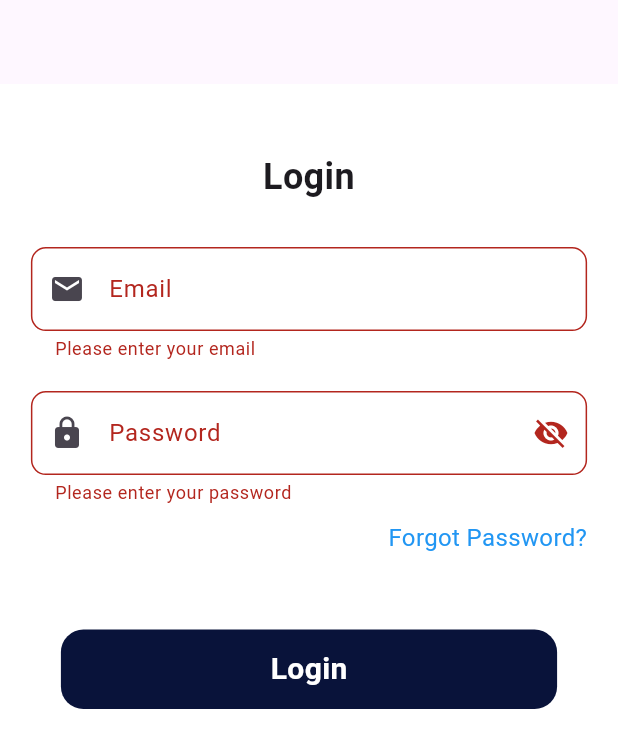
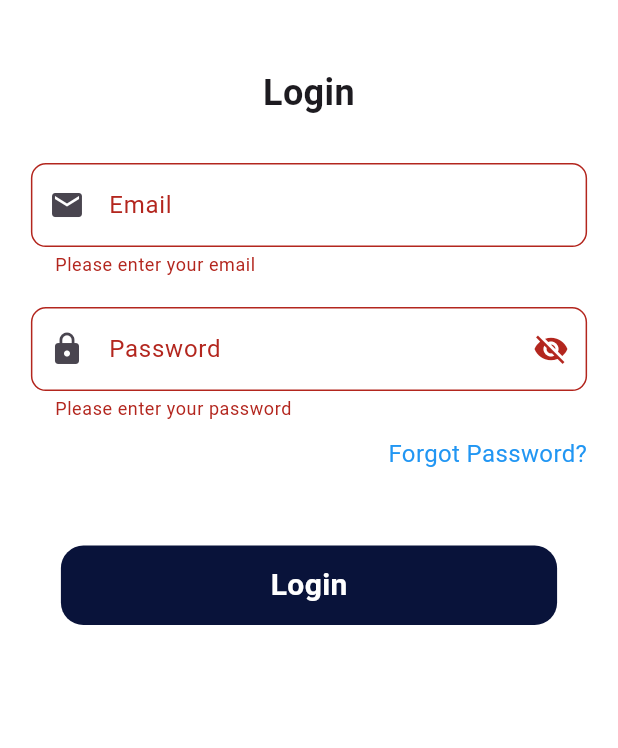
Before and after one commit to Agape-Project/agape, a Flutter app: the screen it shows after launch, after a tap on "Login", on a phone screen of 412 x 824 dp. Shown: the top 748 px of the screen. Run offline on Flutter 3.47's test engine with Material 3 defaults, Android fonts, the phone set to English and light mode, and no system bars; our stand-ins replace connectivity_plus, flutter_riverpod, loading_animation_widget; missing offline and left inert: animated_snack_bar.

```diff
--- a/lib/auth/screens/login_screen.dart
+++ b/lib/auth/screens/login_screen.dart
@@ -1,36 +1,45 @@
 import 'package:agape/auth/controllers/auth_controller.dart';
 import 'package:agape/auth/screens/forgot_password.dart';
 import 'package:agape/widgets/button.dart';
+import 'package:agape/widgets/loading_animation_widget.dart';
 import 'package:agape/widgets/snackbar.dart';
 import 'package:agape/widgets/text_field.dart';
 import 'package:animated_snack_bar/animated_snack_bar.dart';
 import 'package:flutter/material.dart';
 import 'package:flutter_riverpod/flutter_riverpod.dart';
-
+import 'package:connectivity_plus/connectivity_plus.dart';
 class LoginScreen extends ConsumerStatefulWidget {
   const LoginScreen({super.key});
 
   @override
   ConsumerState<LoginScreen> createState() => _LoginScreenState();
 }
-
 class _LoginScreenState extends ConsumerState<LoginScreen> {
   final _formKey = GlobalKey<FormState>();
-
   final _emailController = TextEditingController();
   final _passwordController = TextEditingController();
-
   bool _isPasswordVisible = false;
+  bool _isLoading = false; // Add loading state
 
   void login() async {
     if (_formKey.currentState!.validate()) {
-      // Perform login if form is valid
+      // Show loading animation
+      setState(() {
+        _isLoading = true;
+      });
+
       final email = _emailController.text.trim();
       final password = _passwordController.text.trim();
 
       try {
         final response =
             await ref.read(authControllerProvider).login(email, password);
+
+        // Hide loading animation
+        setState(() {
+          _isLoading = false;
+        });
+
         // Show success snackbar
         showCustomSnackBar(
           context,
@@ -46,7 +55,12 @@ class _LoginScreenState extends ConsumerState<LoginScreen> {
           ),
         );
       } catch (e) {
-        // Show error snackbar for invalid login
+        // Hide loading animation
+        setState(() {
+          _isLoading = false;
+        });
+
+        // Show error snackbar
         showCustomSnackBar(
           context,
           title: 'Error',
@@ -54,40 +68,30 @@ class _LoginScreenState extends ConsumerState<LoginScreen> {
           type: AnimatedSnackBarType.error,
         );
       }
-    } else {
-      // Form validation failed
-      // showCustomSnackBar(
-      //   context,
-      //   title: 'Error',
-      //   message: 'Please fix the errors in the form',
-      //   type: AnimatedSnackBarType.error,
-      // );
     }
   }
 
   @override
   Widget build(BuildContext context) {
-    final size = MediaQuery.of(context).size; // Get screen size
+    final size = MediaQuery.of(context).size;
     return Scaffold(
       backgroundColor: Colors.white,
-      appBar: AppBar(
-        title: const Text(""),
-        centerTitle: true,
-      ),
       body: SafeArea(
-        child: SingleChildScrollView(
+        child: Stack(
+          children: [
+            SingleChildScrollView(
               child: Padding(
                 padding: EdgeInsets.symmetric(
-              horizontal: size.width * 0.05, // 5% of screen width
-              vertical: size.height * 0.03, // 3% of screen height
+                  horizontal: size.width * 0.05,
+                  vertical: size.height * 0.03,
                 ),
                 child: Center(
                   child: ConstrainedBox(
                     constraints: const BoxConstraints(
-                  maxWidth: 400, // Limit width on larger screens
+                      maxWidth: 400,
                     ),
                     child: Form(
-                  key: _formKey, // Attach form key here
+                      key: _formKey,
                       child: Column(
                         mainAxisAlignment: MainAxisAlignment.center,
                         crossAxisAlignment: CrossAxisAlignment.stretch,
@@ -140,7 +144,8 @@ class _LoginScreenState extends ConsumerState<LoginScreen> {
                                 ),
                                 onPressed: () {
                                   setState(() {
-                                _isPasswordVisible = !_isPasswordVisible;
+                                    _isPasswordVisible =
+                                        !_isPasswordVisible;
                                   });
                                 },
                               ),
@@ -188,6 +193,15 @@ class _LoginScreenState extends ConsumerState<LoginScreen> {
                 ),
               ),
             ),
+            if (_isLoading)
+              Container(
+                color: Colors.black.withOpacity(0.5),
+                child: Center(
+                  child: LoadingIndicatorWidget(),
+                ),
+              ),
+          ],
+        ),
       ),
     );
   }
@@ -198,13 +212,8 @@ class HomePage extends StatelessWidget {
 
   @override
   Widget build(BuildContext context) {
-    return Scaffold(
-      appBar: AppBar(
-        title: const Text("Home Page"),
-        centerTitle: true,
-        backgroundColor: Theme.of(context).colorScheme.primary,
-      ),
-      body: const Center(
+    return const Scaffold(
+      body: Center(
         child: Column(
           mainAxisAlignment: MainAxisAlignment.center,
           children: [
--- a/lib/common/splash.dart
+++ b/lib/common/splash.dart
@@ -21,7 +21,7 @@ class _SplashScreenState extends State<SplashScreen>
     SystemChrome.setEnabledSystemUIMode(SystemUiMode.immersive);
 
     // Navigate to AdminHome after 5 seconds
-    Future.delayed(const Duration(seconds: 5), () {
+    Future.delayed(const Duration(seconds: 1), () {
       Navigator.of(context).pushReplacement(
         MaterialPageRoute(builder: (_) => const LoginScreen()
     ),
--- a/lib/main.dart
+++ b/lib/main.dart
@@ -1,4 +1,6 @@
+import 'package:agape/auth/screens/login_screen.dart';
 import 'package:agape/common/splash.dart';
+import 'package:agape/widgets/loading_animation_widget.dart';
 import 'package:flutter/material.dart';
 import 'package:flutter_riverpod/flutter_riverpod.dart';
 
--- a/pubspec.yaml
+++ b/pubspec.yaml
@@ -39,6 +39,8 @@ dependencies:
   http: ^1.2.2
   flutter_riverpod: ^2.6.1
   animated_snack_bar: ^0.4.0
+  loading_animation_widget: ^1.3.0
+  connectivity_plus: ^6.1.0
 
 dev_dependencies:
   flutter_test:
```
Also changed, not shown: lib/widgets/loading_animation_widget.dart (added, +29 -0 lines), pubspec.lock, 1 other file. Lines whose indentation alone changed are shown as unchanged.
